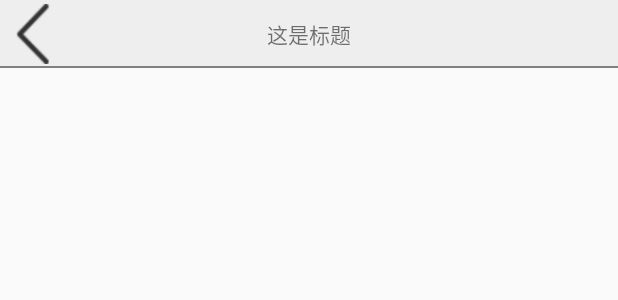
After one commit to zhangchuanchuan/Wanxiang, an Android app: the layout fragment_news_detail.xml on its own in the app's theme, with its tools: preview values and no code run, on a phone screen of 412 x 824 dp. The commit adds this screen. Shown: the top 300 px of the screen. Run offline under Robolectric (Android 15) with nearby library versions, the phone set to English and light mode, and no system bars.

```diff
--- a/app/src/main/AndroidManifest.xml
+++ b/app/src/main/AndroidManifest.xml
@@ -26,6 +26,11 @@
 
         <activity android:name="com.stream.wangxiang.activity.MainActivity"/>
 
+        <activity android:name="com.stream.wangxiang.activity.NewsDetailActivity"/>
+
+        <activity android:name="com.stream.wangxiang.activity.HotActivity"/>
+
+
     </application>
 
 </manifest>
--- a/app/src/main/java/com/stream/wangxiang/activity/LaunchActivity.java
+++ b/app/src/main/java/com/stream/wangxiang/activity/LaunchActivity.java
@@ -46,7 +46,7 @@ public class LaunchActivity extends BaseActivity {
     private void jumpToMainActivity(){
         Intent mainIntent = new Intent();
         mainIntent.setClass(this, MainActivity.class);
-        this.startActivity(mainIntent);
-        finish();
+        super.startActivity(mainIntent, false);
+        super.finish(false);
     }
 }
--- a/app/src/main/java/com/stream/wangxiang/activity/MainActivity.java
+++ b/app/src/main/java/com/stream/wangxiang/activity/MainActivity.java
@@ -29,7 +29,7 @@ public class MainActivity extends BaseActivity {
     public void onBackPressed() {
         long currentTime = System.currentTimeMillis();
         if(currentTime - pressTime < 2000){
-            finish();
+            super.finish(false);
         }else{
             Toast.makeText(this, "再按一次退出", Toast.LENGTH_SHORT).show();
             pressTime = currentTime;
--- a/app/src/main/java/com/stream/wangxiang/application/Config.java
+++ b/app/src/main/java/com/stream/wangxiang/application/Config.java
@@ -41,5 +41,9 @@ public class Config {
     public static final String SEARCH_WEATHER_URL = "http://wthrcdn.etouch.cn/weather_mini?city=";
     public static final String CITY_LIST_URL = "http://m.163.com/special/newsclient/cities.html";
 
+    public static String getNewsDetailUrl(String postId){
+        return NEWS_DETAIL_URL+postId+NEWS_DETAIL_EDN;
+    }
+
 
 }
--- a/app/src/main/java/com/stream/wangxiang/net/GetNewsList.java
+++ b/app/src/main/java/com/stream/wangxiang/net/GetNewsList.java
@@ -100,5 +100,10 @@ public class GetNewsList {
         });
     }
 
+    public static void getNewsDetail(String postId){
+        String url = Config.getNewsDetailUrl(postId);
+
+    }
+
 
 }
--- /dev/null
+++ b/app/src/main/res/layout/fragment_news_detail.xml
@@ -0,0 +1,29 @@
+<?xml version="1.0" encoding="utf-8"?>
+<LinearLayout xmlns:android="http://schemas.android.com/apk/res/android"
+    android:orientation="vertical"
+    android:layout_width="match_parent"
+    android:layout_height="match_parent">
+    <RelativeLayout
+        android:background="@color/normal_bg_color"
+        android:layout_width="match_parent"
+        android:layout_height="@dimen/detail_bar_height">
+    <ImageView
+        android:layout_width="wrap_content"
+        android:layout_centerVertical="true"
+        android:layout_height="40dp"
+        android:src="@drawable/ic_left"/>
+        <TextView
+            android:layout_width="wrap_content"
+            android:layout_height="wrap_content"
+            android:layout_centerInParent="true"
+            android:maxLines="1"
+            android:text="这是标题"/>
+        <View
+            android:layout_width="match_parent"
+            android:layout_height="1dp"
+            android:layout_alignParentBottom="true"
+            android:background="@color/gray"/>
+    </RelativeLayout>
+
+
+</LinearLayout>
--- a/app/src/main/res/values/dimen.xml
+++ b/app/src/main/res/values/dimen.xml
@@ -16,4 +16,8 @@
     <dimen name="item_margin_right">16dp</dimen>
     <dimen name="digest_margin_top">8dp</dimen>
     <dimen name="digest_text_line_space">8dp</dimen>
+
+    <!--新闻详情-->
+    <dimen name="detail_bar_height">45dp</dimen>
+
 </resources>
```
Also changed, not shown: app/src/main/java/com/stream/wangxiang/activity/BaseActivity.java (+36 -0 lines), app/src/main/java/com/stream/wangxiang/activity/NewsDetailActivity.java (+18 -0 lines), app/src/main/java/com/stream/wangxiang/adapter/NewsItemAdapter.java (+6 -3 lines), app/src/main/java/com/stream/wangxiang/fragment/HomeFragment.java (+22 -8 lines), app/src/main/java/com/stream/wangxiang/fragment/NewsDetailFragment.java (added, +31 -0 lines), app/src/main/java/com/stream/wangxiang/fragment/NewsDetalFragment.java (deleted, +0 -8 lines), app/src/main/res/anim/slide_in_from_left.xml (added, +9 -0 lines), app/src/main/res/anim/slide_in_from_right.xml (added, +9 -0 lines), app/src/main/res/anim/slide_out_to_left.xml (added, +9 -0 lines), app/src/main/res/anim/slide_out_to_right.xml (added, +9 -0 lines), app/src/main/res/drawable/ic_left.png (added).
